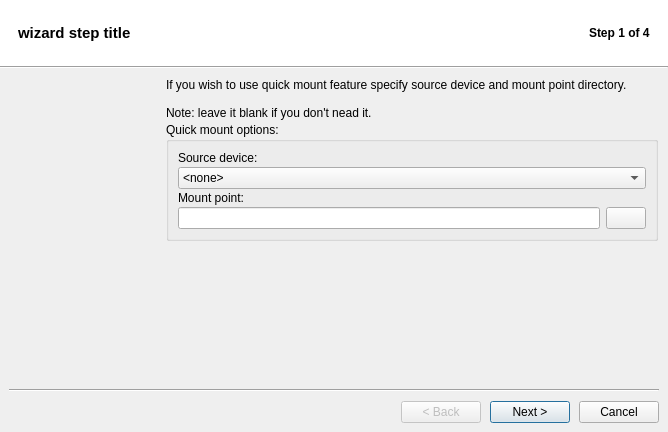
Before: the Qt Designer form src/Wizard.ui in brezerk/q4wine, drawn with Qt 5.
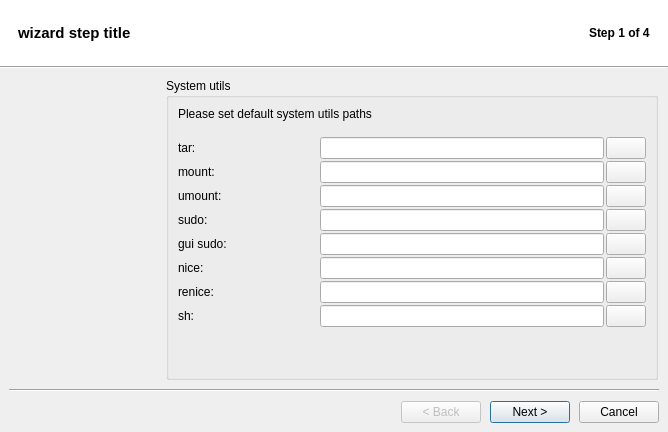
After: the same form once the commit is applied. Icons and pictures are not drawn.

```diff
--- a/src/Wizard.ui
+++ b/src/Wizard.ui
@@ -868,7 +868,7 @@
             <property name="title">
              <string>System utils</string>
             </property>
-            <layout class="QVBoxLayout">
+            <layout class="QVBoxLayout" name="verticalLayout_3">
              <item>
               <widget class="QLabel" name="label_3">
                <property name="text">
@@ -1052,6 +1052,50 @@
                </layout>
               </widget>
              </item>
+             <item>
+              <widget class="QWidget" name="widget_50" native="true">
+               <layout class="QHBoxLayout" name="_2">
+                <property name="margin">
+                 <number>0</number>
+                </property>
+                <item>
+                 <widget class="QLabel" name="label_55">
+                  <property name="minimumSize">
+                   <size>
+                    <width>140</width>
+                    <height>0</height>
+                   </size>
+                  </property>
+                  <property name="maximumSize">
+                   <size>
+                    <width>140</width>
+                    <height>16777215</height>
+                   </size>
+                  </property>
+                  <property name="text">
+                   <string>gui sudo:</string>
+                  </property>
+                 </widget>
+                </item>
+                <item>
+                 <widget class="QLineEdit" name="txtGuiSudoBin"/>
+                </item>
+                <item>
+                 <widget class="QPushButton" name="cmdGetGuiSudoBin">
+                  <property name="text">
+                   <string/>
+                  </property>
+                  <property name="iconSize">
+                   <size>
+                    <width>16</width>
+                    <height>16</height>
+                   </size>
+                  </property>
+                 </widget>
+                </item>
+               </layout>
+              </widget>
+             </item>
              <item>
               <widget class="QWidget" name="widget_24" native="true">
                <layout class="QHBoxLayout">
@@ -2712,13 +2756,13 @@
         <zorder>widgetCreatePrefix0</zorder>
         <zorder>widgetCreatePrefix1</zorder>
         <zorder>widgetFirstStartup0</zorder>
-        <zorder>widgetFirstStartup1</zorder>
         <zorder>widgetFirstStartup2</zorder>
         <zorder>widgetFirstStartup3</zorder>
         <zorder>widgetInfo</zorder>
         <zorder>widgetCreateFakeDrive0</zorder>
         <zorder>widgetCreateFakeDrive1</zorder>
         <zorder>widgetCreatePrefix2</zorder>
+        <zorder>widgetFirstStartup1</zorder>
        </widget>
       </item>
       <item row="1" column="0" colspan="2">
```
